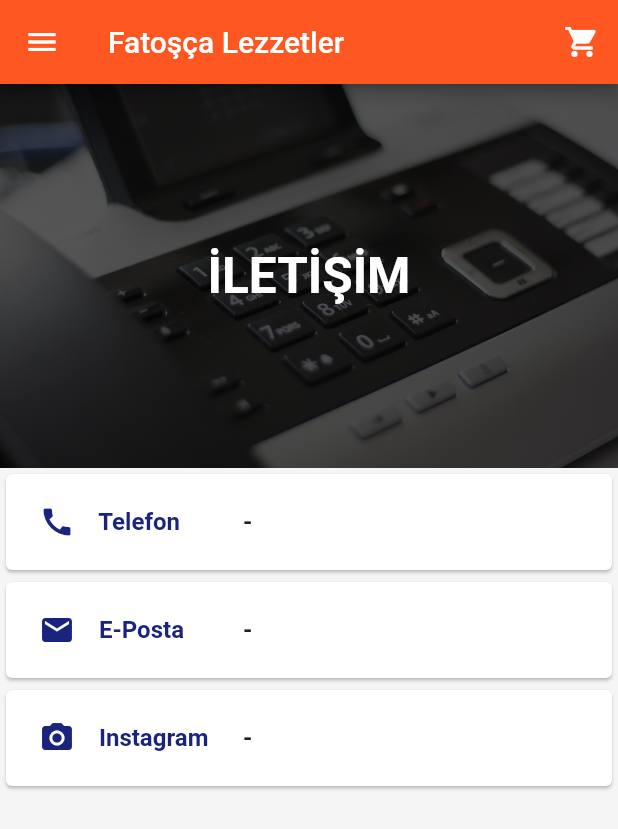
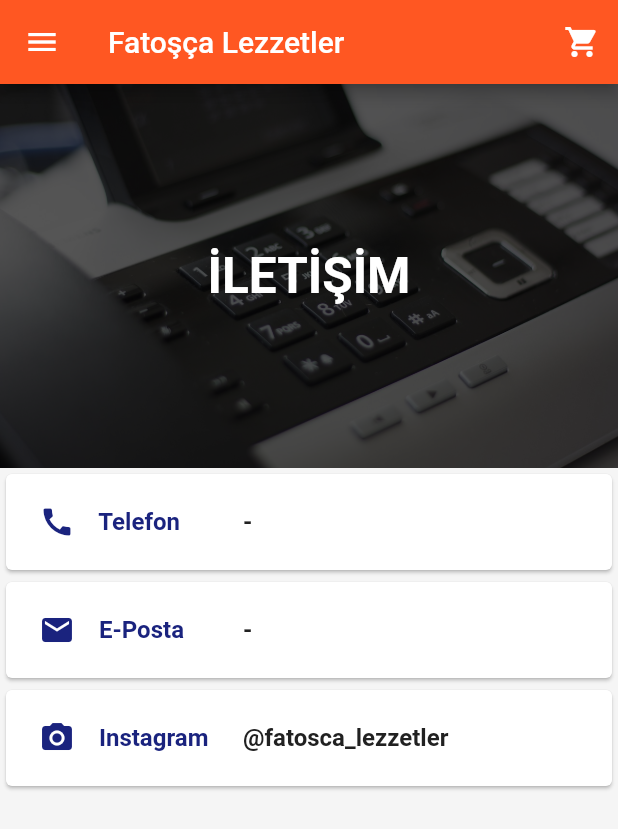
Before and after one commit to kaiserleka/fatosca_lezzetler, a Flutter app: the Contact screen opened by its route, on a phone screen of 412 x 824 dp. Shown: the top 829 px of the screen. Run offline on Flutter 3.47's test engine with Material 2 defaults, Android fonts, the phone set to English and light mode, and no system bars; drawn by our look-alikes of auto_size_text; our stand-ins replace shared_preferences; accounts and stored records are empty; network calls fail.

Commit message:
Update: interface

```diff
--- a/lib/commons/common.dart
+++ b/lib/commons/common.dart
@@ -196,7 +196,7 @@ class Common {
                                             borderRadius:
                                                 BorderRadius.circular(10)),
                                         child: Text(
-                                          "Ödeme Yap",
+                                          " Sipariş Ver ",
                                           style: TextStyle(
                                               color: Colors.white,
                                               fontSize: 15,
--- a/lib/contact.dart
+++ b/lib/contact.dart
@@ -62,7 +62,7 @@ class _ContactState extends State<Contact> {
                       contactItem(Icons.call, "Telefon", "-"),
                       contactItem(
                           Icons.email, "E-Posta", "-"),
-                      contactItem(Icons.camera_alt, "Instagram", "-")
+                      contactItem(Icons.camera_alt, "Instagram", "@fatosca_lezzetler")
                     ],
                   ))
             ])));
--- a/lib/favorites.dart
+++ b/lib/favorites.dart
@@ -178,7 +178,7 @@ class _FavoritesState extends State<Favorites> {
                     child: Container(
                       alignment: Alignment.center,
                       child: Center(
-                        child: Text("Yakında"),
+                        child: Text("Beğenilen tarif bulunamadı"),
                       ),
                       //color: Colors.yellow,
                       /* child: ListView.builder(
--- a/lib/home.dart
+++ b/lib/home.dart
@@ -131,7 +131,8 @@ class _HomeState extends State<Home> {
                   Expanded(
                       flex: 1,
                       child: Container(
-                        padding: EdgeInsets.symmetric(horizontal: 13),
+                        alignment: Alignment.centerLeft,
+                        padding: EdgeInsets.symmetric(horizontal: 10),
                         color: Colors.white,
                         child: DropdownButton(
                           underline: SizedBox(),
--- a/lib/producDetailsRecipes.dart
+++ b/lib/producDetailsRecipes.dart
@@ -19,7 +19,7 @@ class _ProducDetailsRecipesState extends State<ProducDetailsRecipes> {
       child: Column(
        // mainAxisAlignment: MainAxisAlignment.center,
         children: <Widget>[
-          Center(child: Text("Yakında"),),
+          Center(child: Text("Tarif bulunamadı"),),
           /*showRecipe(1),
           showRecipe(2),
           showRecipe(3),
```
